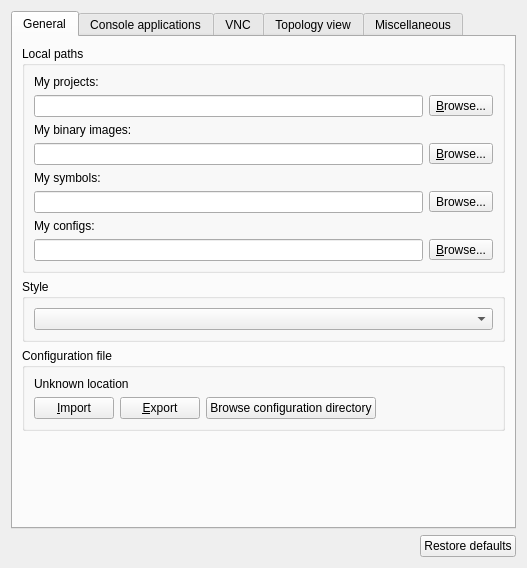
Old version of the form gns3/ui/general_preferences_page.ui in the repository GNS3/gns3-gui.
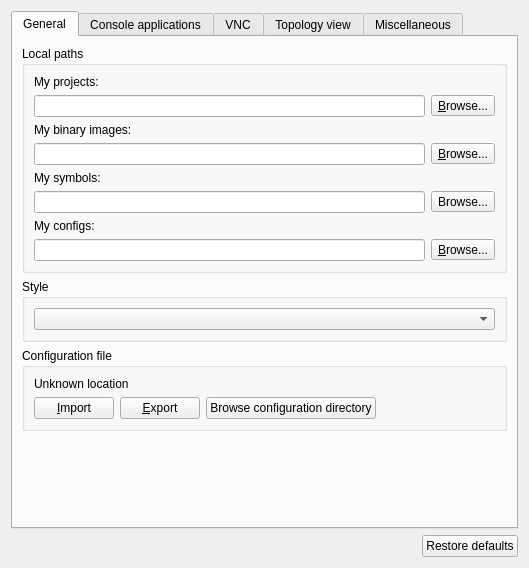
New version of the form.

Commit message: Regenerate general preferences Ui.

```diff
--- a/gns3/ui/general_preferences_page.ui
+++ b/gns3/ui/general_preferences_page.ui
@@ -6,7 +6,7 @@
    <rect>
     <x>0</x>
     <y>0</y>
-    <width>527</width>
+    <width>529</width>
     <height>568</height>
    </rect>
   </property>
```
The commit also changes 1 other file.
